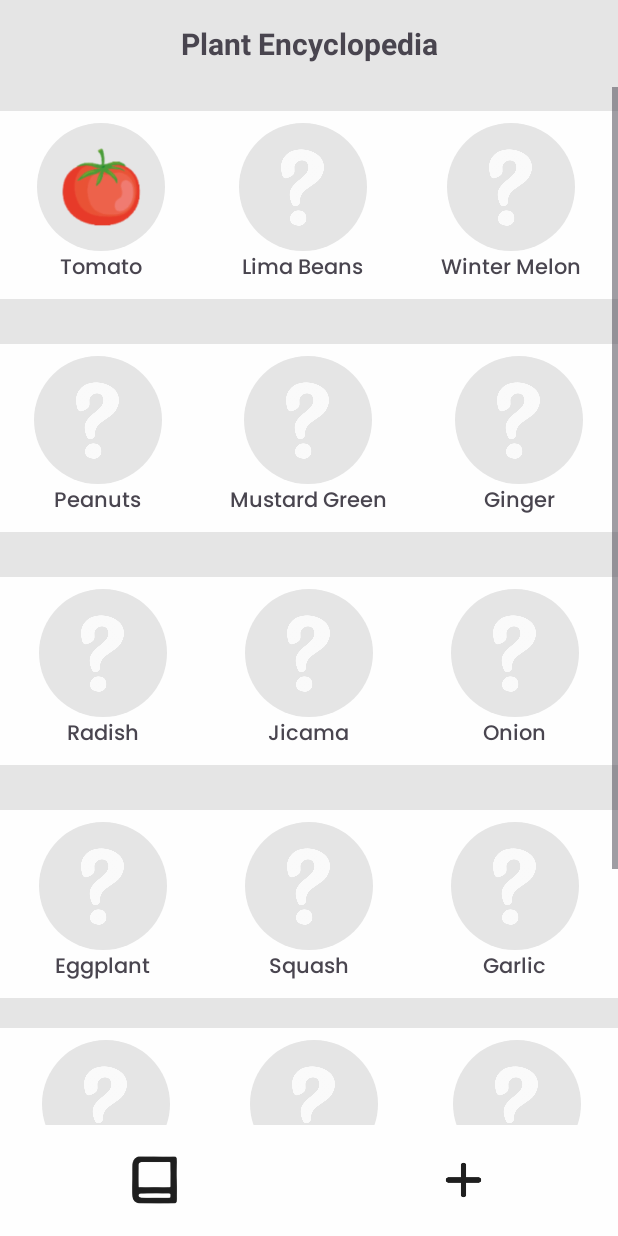
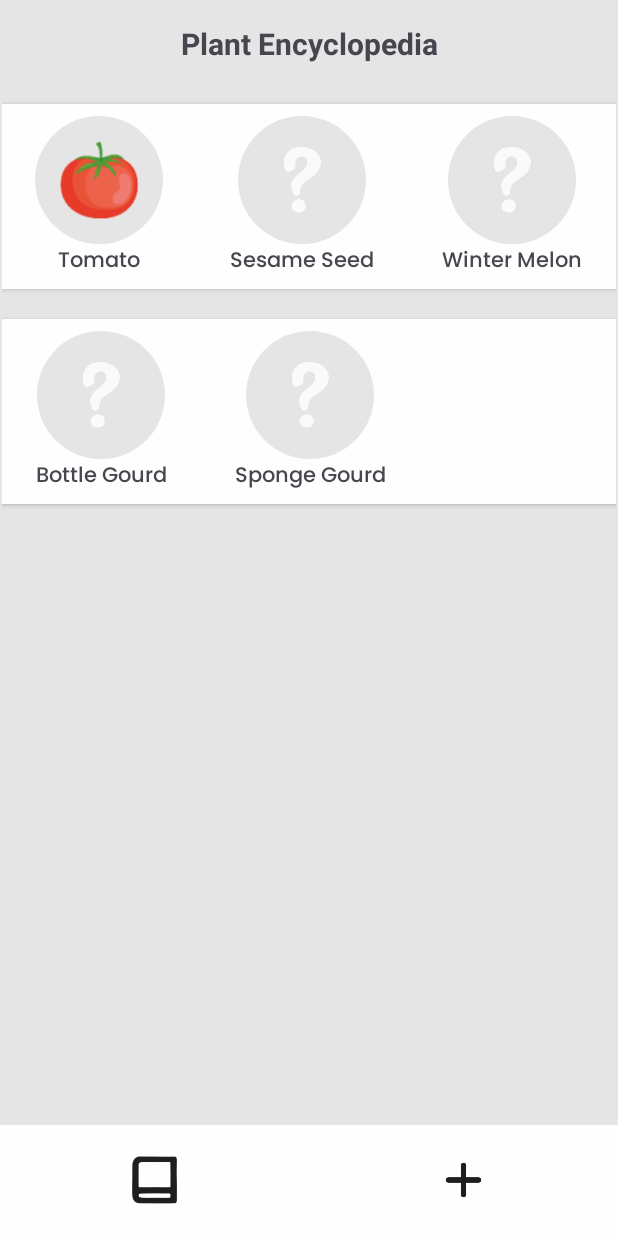
Before and after one commit to anoobis-bot/KuboQuest, an Android app: the TaskList screen opened directly, with no data from a screen before it, after a tap on an icon or button, on a phone screen of 412 x 824 dp. Run offline under Robolectric (Android 15) with nearby library versions, the phone set to English and light mode, and no system bars; 1 other tap on this screen came first.

Commit message:
feat: made plant encyclopedia a recycler view

```diff
--- a/app/src/main/AndroidManifest.xml
+++ b/app/src/main/AndroidManifest.xml
@@ -12,6 +12,9 @@
         android:supportsRtl="true"
         android:theme="@style/Theme.KuboQuest"
         tools:targetApi="31">
+        <activity
+            android:name=".PlantEncyclopediaRecycler"
+            android:exported="false" />
         <activity
             android:name=".LevelList"
             android:exported="false" />
--- a/app/src/main/java/com/mobdeve/harvesters/kuboquest/Plant.java
+++ /dev/null
@@ -1,25 +0,0 @@
-package com.mobdeve.harvesters.kuboquest;
-
-public class Plant {
-    private String name;
-    private boolean isLocked;
-    private int imageResource;
-
-    public Plant(String name, boolean isLocked, int imageResource) {
-        this.name = name;
-        this.isLocked = isLocked;
-        this.imageResource = imageResource;
-    }
-
-    public String getName() {
-        return name;
-    }
-
-    public boolean isLocked() {
-        return isLocked;
-    }
-
-    public int getImageResource() {
-        return imageResource;
-    }
-}
--- a/app/src/main/java/com/mobdeve/harvesters/kuboquest/PlantEncyclopedia.java
+++ b/app/src/main/java/com/mobdeve/harvesters/kuboquest/PlantEncyclopedia.java
@@ -16,7 +16,7 @@ public class PlantEncyclopedia extends AppCompatActivity {
         setContentView(R.layout.activity_plant_encyclopedia);
 
         // Find the tomato ImageView in activity_plant_encyclopedia.xml by its ID
-        ImageView tomatoImage = findViewById(R.id.tomatoImage);
+        ImageView tomatoImage = findViewById(R.id.plantImg1);
 
         // Set an onClickListener for the tomato image
         tomatoImage.setOnClickListener(new View.OnClickListener() {
@@ -26,7 +26,7 @@ public class PlantEncyclopedia extends AppCompatActivity {
             }
         });
 
-        ImageView limaBeansImage = findViewById(R.id.limaBeansImage);  // Assuming you have an ImageView with id limaBeansImage
+        ImageView limaBeansImage = findViewById(R.id.plantImg2);  // Assuming you have an ImageView with id limaBeansImage
 
         limaBeansImage.setOnClickListener(new View.OnClickListener() {
             @Override
@@ -35,7 +35,7 @@ public class PlantEncyclopedia extends AppCompatActivity {
             }
         });
 
-        ImageView winterMelonImage = findViewById(R.id.winterMelonImage);
+        ImageView winterMelonImage = findViewById(R.id.plantImg3);
 
         winterMelonImage.setOnClickListener(new View.OnClickListener() {
             @Override
--- /dev/null
+++ b/app/src/main/java/com/mobdeve/harvesters/kuboquest/PlantEncyclopediaRecycler.java
@@ -0,0 +1,52 @@
+package com.mobdeve.harvesters.kuboquest;
+
+import android.os.Bundle;
+
+import androidx.activity.EdgeToEdge;
+import androidx.appcompat.app.AppCompatActivity;
+import androidx.core.graphics.Insets;
+import androidx.core.view.ViewCompat;
+import androidx.core.view.WindowInsetsCompat;
+import androidx.recyclerview.widget.LinearLayoutManager;
+import androidx.recyclerview.widget.RecyclerView;
+
+import java.util.ArrayList;
+
+public class PlantEncyclopediaRecycler extends AppCompatActivity {
+
+    ArrayList<PlantModel> plantList = new ArrayList<>();
+
+    @Override
+    protected void onCreate(Bundle savedInstanceState) {
+        super.onCreate(savedInstanceState);
+        EdgeToEdge.enable(this);
+        setContentView(R.layout.activity_plant_encyclopedia_recycler);
+        ViewCompat.setOnApplyWindowInsetsListener(findViewById(R.id.main), (v, insets) -> {
+            Insets systemBars = insets.getInsets(WindowInsetsCompat.Type.systemBars());
+            v.setPadding(systemBars.left, systemBars.top, systemBars.right, systemBars.bottom);
+            return insets;
+        });
+
+        RecyclerView plantEncyclopediaRecyclerView = findViewById(R.id.plantEncyclopediaRecyclerView);
+
+        setupPlantList();
+
+        PlantEncyclopedia_RecyclerViewAdapter adapter = new PlantEncyclopedia_RecyclerViewAdapter(this, plantList);
+        plantEncyclopediaRecyclerView.setAdapter(adapter);
+        plantEncyclopediaRecyclerView.setLayoutManager(new LinearLayoutManager(this));
+
+    }
+
+    private void setupPlantList() {
+        plantList.add(new PlantModel("Tomato", "Tomatoes are a great source of vitamins A, C, and K. They are easy to grow and require full sunlight for optimal growth.",
+                false, R.drawable.fruit_tomato, 10));
+        plantList.add(new PlantModel("Sesame Seed", "Lorem Ipsum",
+                true, R.drawable.fruit_tomato, 10));
+        plantList.add(new PlantModel("Winter Melon", "Lorem Ipsum",
+                true, R.drawable.fruit_tomato, 10));
+        plantList.add(new PlantModel("Bottle Gourd", "Lorem Ipsum",
+                true, R.drawable.fruit_tomato, 10));
+        plantList.add(new PlantModel("Sponge Gourd", "Lorem Ipsum",
+                true, R.drawable.fruit_tomato, 10));
+    }
+}
--- /dev/null
+++ b/app/src/main/java/com/mobdeve/harvesters/kuboquest/PlantEncyclopedia_RecyclerViewAdapter.java
@@ -0,0 +1,177 @@
+package com.mobdeve.harvesters.kuboquest;
+
+import android.app.Dialog;
+import android.content.Context;
+import android.view.LayoutInflater;
+import android.view.View;
+import android.view.ViewGroup;
+import android.widget.CheckBox;
+import android.widget.FrameLayout;
+import android.widget.ImageView;
+import android.widget.TextView;
+
+import androidx.annotation.NonNull;
+import androidx.recyclerview.widget.RecyclerView;
+
+import java.util.ArrayList;
+
+public class PlantEncyclopedia_RecyclerViewAdapter extends RecyclerView.Adapter<PlantEncyclopedia_RecyclerViewAdapter.MyViewHolder>{
+    Context context;
+    ArrayList<PlantModel> plantList;
+
+    public PlantEncyclopedia_RecyclerViewAdapter(Context context, ArrayList<PlantModel> plantList) {
+        this.context = context;
+        this.plantList = plantList;
+    }
+
+    @NonNull
+    @Override
+    public PlantEncyclopedia_RecyclerViewAdapter.MyViewHolder onCreateViewHolder(@NonNull ViewGroup parent, int viewType) {
+        LayoutInflater inflater = LayoutInflater.from(context);
+        View view = inflater.inflate(R.layout.recycler_view_plant_encyclopedia, parent, false);
+
+        return new PlantEncyclopedia_RecyclerViewAdapter.MyViewHolder(view);
+    }
+
+    @Override
+    public void onBindViewHolder(@NonNull PlantEncyclopedia_RecyclerViewAdapter.MyViewHolder holder, int position) {
+        if (plantList.get(position*3).isLocked)
+        {
+            holder.plantImg1.setImageResource(R.drawable.sprite_plant_locked);
+        }
+        else {
+            holder.plantImg1.setImageResource(plantList.get(position*3).getImageResource());
+        }
+        holder.plantName1.setText(plantList.get(position*3).getPlantName());
+        holder.plantBox1.setOnClickListener(new View.OnClickListener() {
+            @Override
+            public void onClick(View view) {
+                showPlantDetails(plantList.get(holder.getAdapterPosition()*3).plantName, plantList.get(holder.getAdapterPosition()*3).getPlantDesc(),
+                        plantList.get(holder.getAdapterPosition()*3).getImageResource(), plantList.get(holder.getAdapterPosition()*3).isLocked(),
+                        plantList.get(holder.getAdapterPosition()*3).getRequiredEnergy());
+            }
+        });
+
+        if (position*3 + 1 < plantList.size())
+        {
+            if (plantList.get(position*3 + 1).isLocked)
+            {
+                holder.plantImg2.setImageResource(R.drawable.sprite_plant_locked);
+            }
+            else {
+                holder.plantImg2.setImageResource(plantList.get(position*3 + 1).getImageResource());
+            }
+            holder.plantName2.setText(plantList.get(position*3 + 1).getPlantName());
+            holder.plantBox2.setOnClickListener(new View.OnClickListener() {
+                @Override
+                public void onClick(View view) {
+                    showPlantDetails(plantList.get(holder.getAdapterPosition()*3 + 1).plantName, plantList.get(holder.getAdapterPosition()*3 + 1).getPlantDesc(),
+                            plantList.get(holder.getAdapterPosition()*3 + 1).getImageResource(), plantList.get(holder.getAdapterPosition()*3 + 1).isLocked(),
+                            plantList.get(holder.getAdapterPosition()*3 + 1).getRequiredEnergy());
+                }
+            });
+        }
+        else {
+            holder.plantBox2.setVisibility(View.INVISIBLE);
+            holder.plantName2.setText("");
+        }
+
+        if (position*3 + 2 < plantList.size())
+        {
+            if (plantList.get(position*3 + 2).isLocked)
+            {
+                holder.plantImg3.setImageResource(R.drawable.sprite_plant_locked);
+            }
+            else {
+                holder.plantImg3.setImageResource(plantList.get(position*3 + 1).getImageResource());
+            }
+            holder.plantName3.setText(plantList.get(position*3 + 2).getPlantName());
+            holder.plantBox3.setOnClickListener(new View.OnClickListener() {
+                @Override
+                public void onClick(View view) {
+                    showPlantDetails(plantList.get(holder.getAdapterPosition()*3 + 2).plantName, plantList.get(holder.getAdapterPosition()*3 + 2).getPlantDesc(),
+                            plantList.get(holder.getAdapterPosition()*3 + 2).getImageResource(), plantList.get(holder.getAdapterPosition()*3 + 2).isLocked(),
+                            plantList.get(holder.getAdapterPosition()*3 + 2).getRequiredEnergy());
+                }
+            });
+        }
+        else {
+            holder.plantBox3.setVisibility(View.INVISIBLE);
+            holder.plantName3.setText("");
+        }
+
+    }
+
+    @Override
+    public int getItemCount() {
+        return (plantList.size() + 2) / 3;
+    }
+
+    private void showPlantDetails(String plantName, String plantDesc, int plantImage, boolean isLocked, int requiredEnergy) {
+        if (!isLocked)
+        {
+            Dialog plantDetailsDialog = new Dialog(context);
+
+            plantDetailsDialog.setContentView(R.layout.activity_plant_details);
+
+            ImageView plantImageDialog = plantDetailsDialog.findViewById(R.id.plant_image);
+            TextView plantNameDialog = plantDetailsDialog.findViewById(R.id.plant_name);
+            TextView plantDescDialog = plantDetailsDialog.findViewById(R.id.plant_description);
+
+            plantImageDialog.setImageResource(plantImage); // Tomato image
+            plantNameDialog.setText(plantName);  // Set the name
+            plantDescDialog.setText(plantDesc);
+
+            plantDetailsDialog.show();
+        }
+        else
+        {
+            // Create a custom dialog for locked plant details
+            Dialog lockedPlantDetailsDialog = new Dialog(context);
+
+            // Set the content view to the custom layout for locked plant details
+            lockedPlantDetailsDialog.setContentView(R.layout.activity_plant_locked);
+
+            // Set the plant name in the dialog
+            TextView plantNameDialog = lockedPlantDetailsDialog.findViewById(R.id.plant_name);
+            plantNameDialog.setText(plantName);  // Dynamically set the name
+
+            // Set the required energy for unlocking the plant
+            TextView requiredEnergyButton = lockedPlantDetailsDialog.findViewById(R.id.required_energy_button);
+            requiredEnergyButton.setText("Required Energy: " + requiredEnergy);
+
+            // Show the dialog
+            lockedPlantDetailsDialog.show();
+        }
+    }
+
+    public static class MyViewHolder extends RecyclerView.ViewHolder {
+        FrameLayout plantBox1;
+        ImageView plantImg1;
+        TextView plantName1;
+
+        FrameLayout plantBox2;
+        ImageView plantImg2;
+        TextView plantName2;
+
+        FrameLayout plantBox3;
+        ImageView plantImg3;
+        TextView plantName3;
+
+        public MyViewHolder(@NonNull View itemView) {
+            super(itemView);
+
+            plantBox1 = itemView.findViewById(R.id.plantBox1);
+            plantImg1 = itemView.findViewById(R.id.plantImg1);
+            plantName1 = itemView.findViewById(R.id.plantName1);
+
+            plantBox2 = itemView.findViewById(R.id.plantBox2);
+            plantImg2 = itemView.findViewById(R.id.plantImg2);
+            plantName2 = itemView.findViewById(R.id.plantName2);
+
+            plantBox3 = itemView.findViewById(R.id.plantBox3);
+            plantImg3 = itemView.findViewById(R.id.plantImg3);
+            plantName3 = itemView.findViewById(R.id.plantName3);
+        }
+    }
+}
--- /dev/null
+++ b/app/src/main/java/com/mobdeve/harvesters/kuboquest/PlantModel.java
@@ -0,0 +1,37 @@
+package com.mobdeve.harvesters.kuboquest;
+
+public class PlantModel {
+    protected String plantName;
+    protected String plantDesc;
+    protected boolean isLocked;
+    protected int imageResource;
+    protected int requiredEnergy;
+
+    public PlantModel(String name, String plantDesc, boolean isLocked, int imageResource, int requiredEnergy) {
+        this.plantName = name;
+        this.plantDesc = plantDesc;
+        this.isLocked = isLocked;
+        this.imageResource = imageResource;
+        this.requiredEnergy = requiredEnergy;
+    }
+
+    public String getPlantName() {
+        return plantName;
+    }
+
+    public String getPlantDesc() {
+        return plantDesc;
+    }
+
+    public boolean isLocked() {
+        return isLocked;
+    }
+
+    public int getImageResource() {
+        return imageResource;
+    }
+
+    public int getRequiredEnergy() {
+        return requiredEnergy;
+    }
+}
--- a/app/src/main/java/com/mobdeve/harvesters/kuboquest/TaskList.java
+++ b/app/src/main/java/com/mobdeve/harvesters/kuboquest/TaskList.java
@@ -129,7 +129,7 @@ public class TaskList extends AppCompatActivity {
         bookIcon.setOnClickListener(new View.OnClickListener() {
             @Override
             public void onClick(View view) {
-                Intent intent = new Intent(TaskList.this, PlantEncyclopedia.class);
+                Intent intent = new Intent(TaskList.this, PlantEncyclopediaRecycler.class);
                 startActivity(intent);
             }
         });
--- a/app/src/main/res/layout/activity_plant_encyclopedia.xml
+++ b/app/src/main/res/layout/activity_plant_encyclopedia.xml
@@ -77,7 +77,7 @@
 
                             <!-- Tomato 8Image -->
                             <ImageView
-                                android:id="@+id/tomatoImage"
+                                android:id="@+id/plantImg1"
                                 android:layout_width="60dp"
                                 android:layout_height="60dp"
                                 android:layout_gravity="center"
@@ -114,7 +114,7 @@
                                 android:layout_height="85dp"
                                 android:background="@drawable/gray_ellipse" />
                             <ImageView
-                                android:id="@+id/limaBeansImage"
+                                android:id="@+id/plantImg2"
                                 android:layout_width="60dp"
                                 android:layout_height="60dp"
                                 android:layout_gravity="center"
@@ -153,7 +153,7 @@
                                 android:background="@drawable/gray_ellipse" />
 
                             <ImageView
-                                android:id="@+id/winterMelonImage"
+                                android:id="@+id/plantImg3"
                                 android:layout_width="60dp"
                                 android:layout_height="60dp"
                                 android:layout_gravity="center"
--- /dev/null
+++ b/app/src/main/res/layout/activity_plant_encyclopedia_recycler.xml
@@ -0,0 +1,70 @@
+<?xml version="1.0" encoding="utf-8"?>
+<androidx.constraintlayout.widget.ConstraintLayout
+xmlns:android="http://schemas.android.com/apk/res/android"
+xmlns:app="http://schemas.android.com/apk/res-auto"
+xmlns:tools="http://schemas.android.com/tools"
+    android:id="@+id/main"
+android:layout_width="match_parent"
+android:layout_height="match_parent"
+android:background="#E5E5E5"
+tools:context=".PlantEncyclopediaRecycler">
+
+<!-- Title of the screen -->
+<TextView
+    android:id="@+id/plantEncyclopediaTitle"
+    android:layout_width="wrap_content"
+    android:layout_height="wrap_content"
+    android:text="Plant Encyclopedia"
+    android:textSize="20dp"
+    android:textStyle="bold"
+    app:layout_constraintTop_toTopOf="parent"
+    app:layout_constraintStart_toStartOf="parent"
+    app:layout_constraintEnd_toEndOf="parent"
+    android:paddingTop="15dp"
+    android:paddingBottom="15dp" />
+
+
+
+
+<!--    bottom navbar-->
+<LinearLayout
+    android:id="@+id/bottomNavigation"
+    android:layout_width="match_parent"
+    android:layout_height="74sp"
+    android:background="#FEFEFE"
+    android:gravity="center"
+    android:orientation="horizontal"
+    app:layout_constraintBottom_toBottomOf="parent"
+    app:layout_constraintEnd_toEndOf="parent"
+    app:layout_constraintStart_toStartOf="parent">
+
+    <ImageView
+        android:layout_width="38dp"
+        android:layout_height="33dp"
+        android:layout_weight="1"
+        android:contentDescription="Home"
+        android:src="@drawable/ic_book" />
+
+    <ImageView
+        android:layout_width="38dp"
+        android:layout_height="33dp"
+        android:layout_weight="1"
+        android:contentDescription="Add"
+        android:src="@drawable/ic_add" />
+
+</LinearLayout>
+
+    <androidx.recyclerview.widget.RecyclerView
+        android:id="@+id/plantEncyclopediaRecyclerView"
+        android:layout_width="0dp"
+        android:layout_height="0dp"
+        android:layout_marginStart="1dp"
+        android:layout_marginTop="1dp"
+        android:layout_marginEnd="1dp"
+        android:layout_marginBottom="1dp"
+        app:layout_constraintBottom_toTopOf="@+id/bottomNavigation"
+        app:layout_constraintEnd_toEndOf="parent"
+        app:layout_constraintStart_toStartOf="parent"
+        app:layout_constraintTop_toBottomOf="@+id/plantEncyclopediaTitle" />
+
+</androidx.constraintlayout.widget.ConstraintLayout>
--- /dev/null
+++ b/app/src/main/res/layout/recycler_view_plant_encyclopedia.xml
@@ -0,0 +1,170 @@
+<?xml version="1.0" encoding="utf-8"?>
+<androidx.constraintlayout.widget.ConstraintLayout xmlns:android="http://schemas.android.com/apk/res/android"
+    xmlns:app="http://schemas.android.com/apk/res-auto"
+    xmlns:tools="http://schemas.android.com/tools"
+    android:layout_width="match_parent"
+    android:layout_height="wrap_content"
+    android:background="@drawable/rounded_radiobutton">
+
+    <androidx.cardview.widget.CardView
+        android:layout_width="0dp"
+        android:layout_height="123sp"
+        android:layout_marginTop="10sp"
+        android:layout_marginBottom="10sp"
+        android:background="@color/whiteBG"
+        app:cardBackgroundColor="@color/white"
+        app:cardCornerRadius="0dp"
+        app:layout_constraintBottom_toBottomOf="parent"
+        app:layout_constraintEnd_toEndOf="parent"
+        app:layout_constraintStart_toStartOf="parent"
+        app:layout_constraintTop_toTopOf="parent">
+
+        <androidx.constraintlayout.widget.ConstraintLayout
+            android:layout_width="match_parent"
+            android:layout_height="match_parent">
+
+            <LinearLayout
+                android:layout_width="match_parent"
+                android:layout_height="wrap_content"
+                android:layout_gravity="center"
+                android:orientation="horizontal"
+                app:layout_constraintBottom_toBottomOf="parent"
+                app:layout_constraintEnd_toEndOf="parent"
+                app:layout_constraintStart_toStartOf="parent"
+                app:layout_constraintTop_toTopOf="parent">
+
+                <LinearLayout
+                    android:layout_width="match_parent"
+                    android:layout_height="match_parent"
+                    android:layout_gravity="center"
+                    android:background="#FEFEFE"
+                    android:orientation="horizontal">
+
+                    <!-- Tomato -->
+                    <LinearLayout
+                        android:layout_width="wrap_content"
+                        android:layout_height="wrap_content"
+                        android:layout_margin="8dp"
+                        android:layout_weight="1"
+                        android:gravity="center"
+                        android:orientation="vertical">
+
+                        <FrameLayout
+                            android:id="@+id/plantBox1"
+                            android:layout_width="wrap_content"
+                            android:layout_height="wrap_content"
+                            android:layout_gravity="center">
+
+                            <View
+                                android:layout_width="85dp"
+                                android:layout_height="85dp"
+                                android:background="@drawable/gray_ellipse" />
+
+                            <!-- Tomato 8Image -->
+                            <ImageView
+                                android:id="@+id/plantImg1"
+                                android:layout_width="60dp"
+                                android:layout_height="60dp"
+                                android:layout_gravity="center"
+                                android:contentDescription="Tomato"
+                                android:scaleType="centerCrop"
+                                android:src="@drawable/fruit_tomato" />
+
+                        </FrameLayout>
+
+                        <TextView
+                            android:id="@+id/plantName1"
+                            android:layout_width="wrap_content"
+                            android:layout_height="wrap_content"
+                            android:fontFamily="@font/poppins_medium"
+                            android:gravity="center"
+                            android:text="Tomato"
+                            android:textSize="14sp" />
+                    </LinearLayout>
+
+                    <!-- Lima Beans-->
+                    <LinearLayout
+                        android:layout_width="wrap_content"
+                        android:layout_height="wrap_content"
+                        android:layout_margin="8dp"
+                        android:layout_weight="1"
+                        android:gravity="center"
+                        android:orientation="vertical">
+
+                        <FrameLayout
+                            android:id="@+id/plantBox2"
+                            android:layout_width="wrap_content"
+                            android:layout_height="wrap_content"
+                            android:layout_gravity="center">
+
+                            <View
+                                android:layout_width="85dp"
+                                android:layout_height="85dp"
+                                android:background="@drawable/gray_ellipse" />
+
+                            <ImageView
+                                android:id="@+id/plantImg2"
+                                android:layout_width="60dp"
+                                android:layout_height="60dp"
+                                android:layout_gravity="center"
+                                android:contentDescription="Lima Beans"
+                                android:scaleType="centerCrop"
+                                android:src="@drawable/question_mark" />
+
+                        </FrameLayout>
+
+                        <TextView
+                            android:id="@+id/plantName2"
+                            android:layout_width="wrap_content"
+                            android:layout_height="wrap_content"
+                            android:fontFamily="@font/poppins_medium"
+                            android:gravity="center"
+                            android:text="Lima Beans"
+                            android:textSize="14sp" />
+                    </LinearLayout>
+
+                    <!-- Winter Melon -->
+                    <LinearLayout
+                        android:layout_width="wrap_content"
+                        android:layout_height="wrap_content"
+                        android:layout_margin="8dp"
+                        android:layout_weight="1"
+                        android:gravity="center"
+                        android:orientation="vertical">
+
+                        <FrameLayout
+                            android:id="@+id/plantBox3"
+                            android:layout_width="wrap_content"
+                            android:layout_height="wrap_content"
+                            android:layout_gravity="center">
+
+                            <View
+                                android:layout_width="85dp"
+                                android:layout_height="85dp"
+                                android:background="@drawable/gray_ellipse" />
+
+                            <ImageView
+                                android:id="@+id/plantImg3"
+                                android:layout_width="60dp"
+                                android:layout_height="60dp"
+                                android:layout_gravity="center"
+                                android:contentDescription="Winter Melon"
+                                android:scaleType="centerCrop"
+                                android:src="@drawable/question_mark" />
+
+                        </FrameLayout>
+
+                        <TextView
+                            android:id="@+id/plantName3"
+                            android:layout_width="wrap_content"
+                            android:layout_height="wrap_content"
+                            android:fontFamily="@font/poppins_medium"
+                            android:gravity="center"
+                            android:text="Winter Melon"
+                            android:textSize="14sp" />
+                    </LinearLayout>
+                </LinearLayout>
+            </LinearLayout>
+        </androidx.constraintlayout.widget.ConstraintLayout>
+    </androidx.cardview.widget.CardView>
+</androidx.constraintlayout.widget.ConstraintLayout>
```
